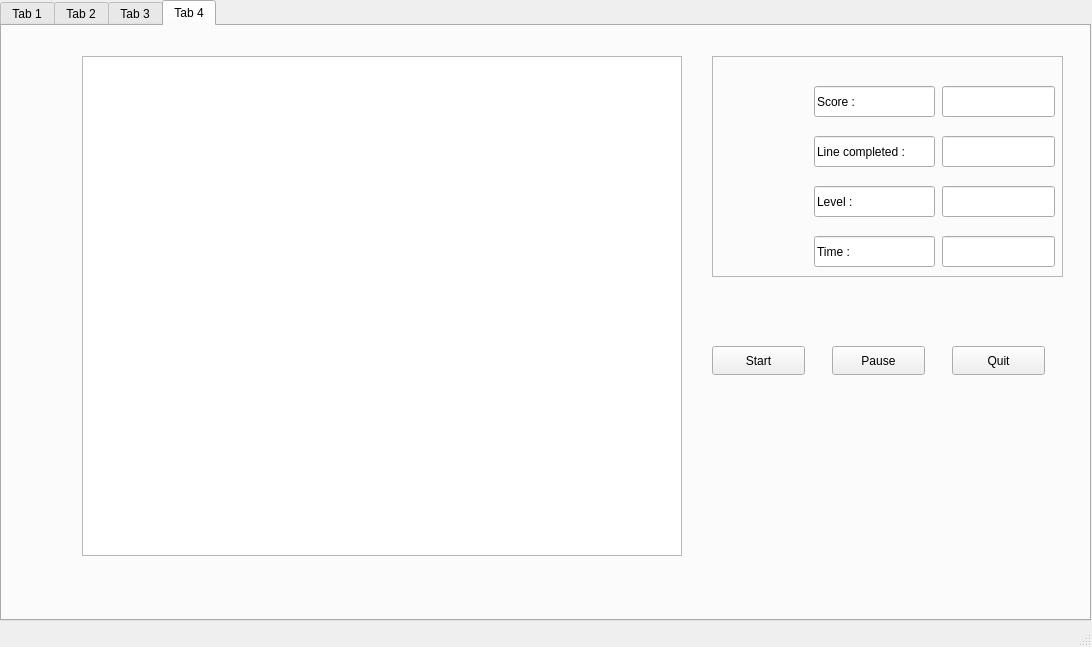
Before: the Qt Designer form TetrisConsole/src/mainwindow.ui in AyoubNedjar/Tetris---C-Implementation, drawn with Qt 5.
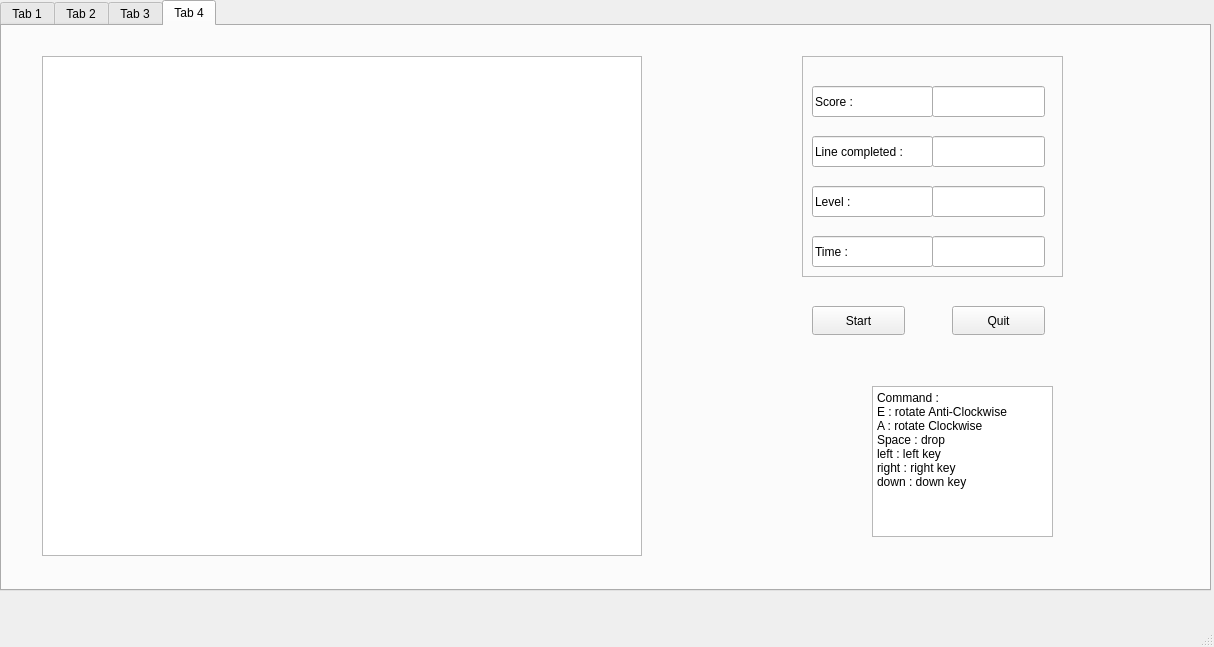
After: the same form once the commit is applied.

Diff of the .ui file:
```diff
--- a/TetrisConsole/src/mainwindow.ui
+++ b/TetrisConsole/src/mainwindow.ui
@@ -6,7 +6,7 @@
    <rect>
     <x>0</x>
     <y>0</y>
-    <width>1092</width>
+    <width>1214</width>
     <height>647</height>
    </rect>
   </property>
@@ -19,8 +19,8 @@
      <rect>
       <x>0</x>
       <y>0</y>
-      <width>1091</width>
-      <height>621</height>
+      <width>1211</width>
+      <height>591</height>
      </rect>
     </property>
     <property name="currentIndex">
@@ -299,7 +299,7 @@
      <widget class="QGraphicsView" name="TetrisBoard">
       <property name="geometry">
        <rect>
-        <x>80</x>
+        <x>40</x>
         <y>30</y>
         <width>600</width>
         <height>500</height>
@@ -309,9 +309,9 @@
      <widget class="QFrame" name="frame">
       <property name="geometry">
        <rect>
-        <x>710</x>
+        <x>800</x>
         <y>30</y>
-        <width>351</width>
+        <width>261</width>
         <height>221</height>
        </rect>
       </property>
@@ -324,7 +324,7 @@
       <widget class="QLineEdit" name="Time">
        <property name="geometry">
         <rect>
-         <x>230</x>
+         <x>130</x>
          <y>180</y>
          <width>113</width>
          <height>31</height>
@@ -337,7 +337,7 @@
       <widget class="QLineEdit" name="lineEdit_8">
        <property name="geometry">
         <rect>
-         <x>102</x>
+         <x>10</x>
          <y>130</y>
          <width>121</width>
          <height>31</height>
@@ -353,7 +353,7 @@
       <widget class="QLineEdit" name="Level">
        <property name="geometry">
         <rect>
-         <x>230</x>
+         <x>130</x>
          <y>130</y>
          <width>113</width>
          <height>31</height>
@@ -366,7 +366,7 @@
       <widget class="QLineEdit" name="lineEdit_9">
        <property name="geometry">
         <rect>
-         <x>102</x>
+         <x>10</x>
          <y>80</y>
          <width>121</width>
          <height>31</height>
@@ -382,7 +382,7 @@
       <widget class="QLineEdit" name="LineCompleted">
        <property name="geometry">
         <rect>
-         <x>230</x>
+         <x>130</x>
          <y>80</y>
          <width>113</width>
          <height>31</height>
@@ -395,7 +395,7 @@
       <widget class="QLineEdit" name="Score">
        <property name="geometry">
         <rect>
-         <x>230</x>
+         <x>130</x>
          <y>30</y>
          <width>113</width>
          <height>31</height>
@@ -408,7 +408,7 @@
       <widget class="QLineEdit" name="lineEdit_11">
        <property name="geometry">
         <rect>
-         <x>102</x>
+         <x>10</x>
          <y>180</y>
          <width>121</width>
          <height>31</height>
@@ -424,7 +424,7 @@
       <widget class="QLineEdit" name="lineEdit_10">
        <property name="geometry">
         <rect>
-         <x>102</x>
+         <x>10</x>
          <y>30</y>
          <width>121</width>
          <height>31</height>
@@ -438,37 +438,11 @@
        </property>
       </widget>
      </widget>
-     <widget class="QPushButton" name="pushButton">
-      <property name="geometry">
-       <rect>
-        <x>710</x>
-        <y>320</y>
-        <width>93</width>
-        <height>29</height>
-       </rect>
-      </property>
-      <property name="text">
-       <string>Start</string>
-      </property>
-     </widget>
-     <widget class="QPushButton" name="pushButton_2">
-      <property name="geometry">
-       <rect>
-        <x>830</x>
-        <y>320</y>
-        <width>93</width>
-        <height>29</height>
-       </rect>
-      </property>
-      <property name="text">
-       <string>Pause</string>
-      </property>
-     </widget>
      <widget class="QPushButton" name="pushButton_3">
       <property name="geometry">
        <rect>
         <x>950</x>
-        <y>320</y>
+        <y>280</y>
         <width>93</width>
         <height>29</height>
        </rect>
@@ -477,6 +451,48 @@
        <string>Quit</string>
       </property>
      </widget>
+     <widget class="QTextEdit" name="textEdit">
+      <property name="geometry">
+       <rect>
+        <x>870</x>
+        <y>360</y>
+        <width>181</width>
+        <height>151</height>
+       </rect>
+      </property>
+      <property name="readOnly">
+       <bool>true</bool>
+      </property>
+      <property name="html">
+       <string>&lt;!DOCTYPE HTML PUBLIC &quot;-//W3C//DTD HTML 4.0//EN&quot; &quot;http://www.w3.org/TR/REC-html40/strict.dtd&quot;&gt;
+&lt;html&gt;&lt;head&gt;&lt;meta name=&quot;qrichtext&quot; content=&quot;1&quot; /&gt;&lt;meta charset=&quot;utf-8&quot; /&gt;&lt;style type=&quot;text/css&quot;&gt;
+p, li { white-space: pre-wrap; }
+hr { height: 1px; border-width: 0; }
+li.unchecked::marker { content: &quot;\2610&quot;; }
+li.checked::marker { content: &quot;\2612&quot;; }
+&lt;/style&gt;&lt;/head&gt;&lt;body style=&quot; font-family:'Segoe UI'; font-size:9pt; font-weight:400; font-style:normal;&quot;&gt;
+&lt;p style=&quot; margin-top:0px; margin-bottom:0px; margin-left:0px; margin-right:0px; -qt-block-indent:0; text-indent:0px;&quot;&gt;Command : &lt;/p&gt;
+&lt;p style=&quot; margin-top:0px; margin-bottom:0px; margin-left:0px; margin-right:0px; -qt-block-indent:0; text-indent:0px;&quot;&gt;E : rotate Anti-Clockwise&lt;/p&gt;
+&lt;p style=&quot; margin-top:0px; margin-bottom:0px; margin-left:0px; margin-right:0px; -qt-block-indent:0; text-indent:0px;&quot;&gt;A : rotate Clockwise&lt;/p&gt;
+&lt;p style=&quot; margin-top:0px; margin-bottom:0px; margin-left:0px; margin-right:0px; -qt-block-indent:0; text-indent:0px;&quot;&gt;Space : drop &lt;/p&gt;
+&lt;p style=&quot; margin-top:0px; margin-bottom:0px; margin-left:0px; margin-right:0px; -qt-block-indent:0; text-indent:0px;&quot;&gt;left : left key&lt;/p&gt;
+&lt;p style=&quot; margin-top:0px; margin-bottom:0px; margin-left:0px; margin-right:0px; -qt-block-indent:0; text-indent:0px;&quot;&gt;right : right key &lt;/p&gt;
+&lt;p style=&quot; margin-top:0px; margin-bottom:0px; margin-left:0px; margin-right:0px; -qt-block-indent:0; text-indent:0px;&quot;&gt;down : down key&lt;/p&gt;&lt;/body&gt;&lt;/html&gt;</string>
+      </property>
+     </widget>
+     <widget class="QPushButton" name="ButtonStart">
+      <property name="geometry">
+       <rect>
+        <x>810</x>
+        <y>280</y>
+        <width>93</width>
+        <height>29</height>
+       </rect>
+      </property>
+      <property name="text">
+       <string>Start</string>
+      </property>
+     </widget>
     </widget>
    </widget>
   </widget>
```
Left out of the diff: 2 changed lines with no effect on the pictures.
